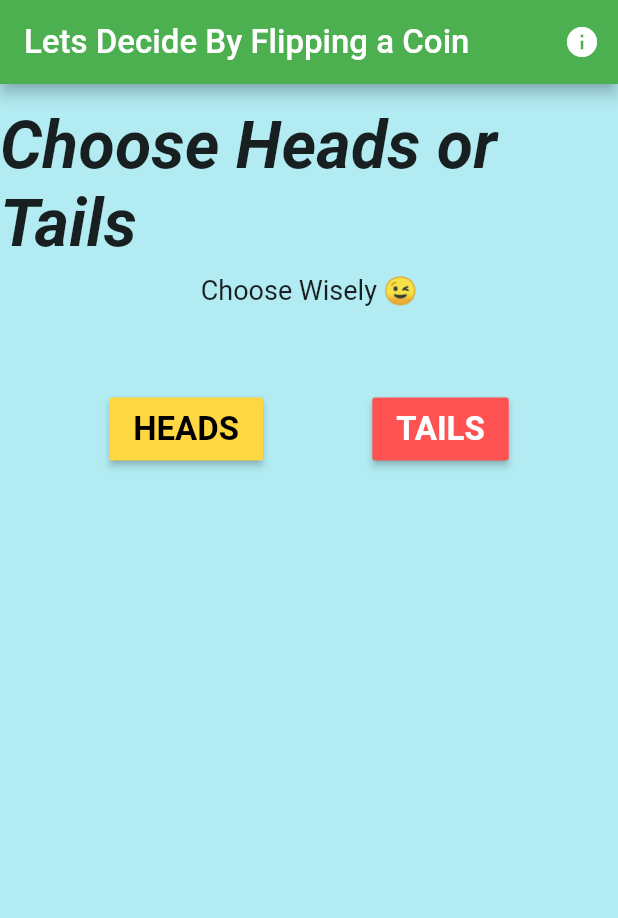
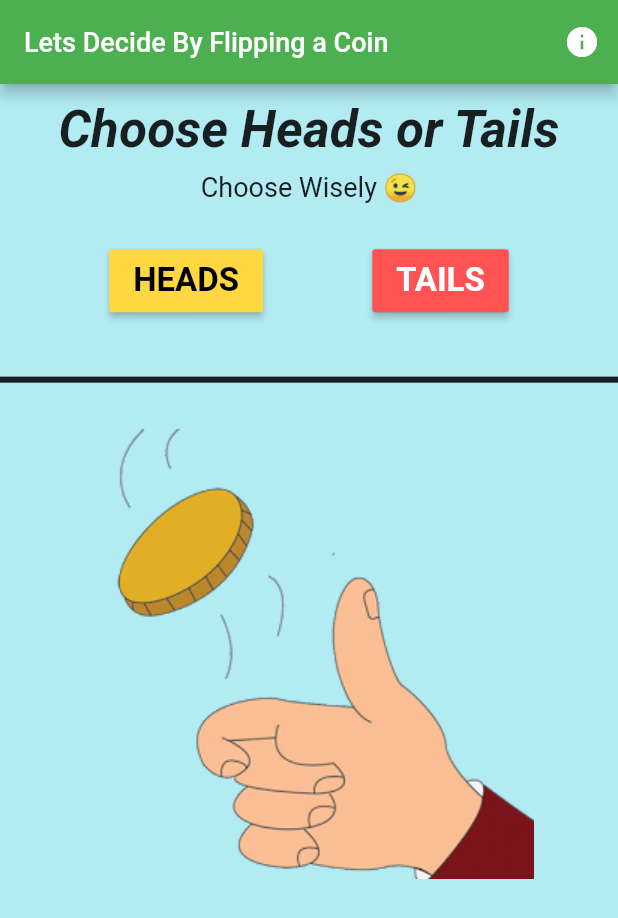
Before and after one commit to devansh03/TossApp, a Flutter app: the screen it shows after launch, on a phone screen of 412 x 824 dp. Shown: the top 918 px of the screen. Run offline on Flutter 3.47's test engine with Material 2 defaults, Android fonts, the phone set to English and light mode, and no system bars.

Commit message:
Ready for Release

```diff
--- a/lib/main.dart
+++ b/lib/main.dart
@@ -1,6 +1,7 @@
 import 'package:flutter/material.dart';
 import 'package:flutter/rendering.dart';
 import 'about_me.dart';
+import 'dart:math';
 
 void main() => runApp(MyApp());
 
@@ -24,14 +25,21 @@ class MyHomePage extends StatefulWidget {
 }
 
 class _MyHomePageState extends State<MyHomePage> {
+  // List _buttonPressed = [0, 1, 2];
+  int _toCheckButtonPressed = 0;
+  final _random = new Random();
+  int next(int min, int max) => min + _random.nextInt(max - min);
+  int _answer = 5;
 
-  bool _buttonPressed;
   @override
   Widget build(BuildContext context) {
     return Scaffold(
       appBar: AppBar(
         backgroundColor: Colors.green,
-        title: Text(widget.title,style: TextStyle(fontSize: 22.0),),
+        title: Text(
+          widget.title,
+          style: TextStyle(fontSize: 18.0),
+        ),
         actions: <Widget>[
           new IconButton(
               icon: Icon(Icons.info),
@@ -44,13 +52,31 @@ class _MyHomePageState extends State<MyHomePage> {
       ),
       body: Container(
         color: Colors.cyan.shade100,
-        child: Column(
+        child: ListView(
           children: <Widget>[
-              SizedBox(height: 15.0,),
-              Text("Choose Heads or Tails",style: TextStyle(fontSize: 44.0, fontWeight: FontWeight.w600, fontStyle: FontStyle.italic),),
+            SizedBox(
+              height: 0.1,
+            ),
+            Column(
+              children: <Widget>[
+                SizedBox(
+                  height: 10.0,
+                ),
+                Text(
+                  "Choose Heads or Tails",
+                  style: TextStyle(
+                      fontSize: 34.0,
+                      fontWeight: FontWeight.w600,
+                      fontStyle: FontStyle.italic),
+                ),
                 SizedBox(height: 8.0),
-              Text("Choose Wisely 😉", style: TextStyle(fontSize: 18.0),),
-              SizedBox(height: 50.0,),
+                Text(
+                  "Choose Wisely 😉",
+                  style: TextStyle(fontSize: 18.0),
+                ),
+                SizedBox(
+                  height: 20.0,
+                ),
                 ButtonBar(
                   alignment: MainAxisAlignment.spaceEvenly,
                   children: <Widget>[
@@ -58,22 +84,126 @@ class _MyHomePageState extends State<MyHomePage> {
                       color: Colors.amberAccent,
                       child: Padding(
                         padding: const EdgeInsets.all(8.0),
-                      child: Text("HEADS",style: TextStyle(fontWeight: FontWeight.bold,fontSize: 22.0),),
+                        child: Text(
+                          "HEADS",
+                          style: TextStyle(
+                              fontWeight: FontWeight.bold, fontSize: 22.0),
                         ),
-                    onPressed: (){
-                      _buttonPressed = false;
-
+                      ),
+                      onPressed: () {
+                        setState(() {
+                          _toCheckButtonPressed = 1;
+                          _answer = next(1, 3);
+                          debugPrint("${_toCheckButtonPressed}");
+                        });
                       },
                     ),
                     RaisedButton(
                       color: Colors.redAccent,
                       child: Padding(
                         padding: const EdgeInsets.all(8.0),
-                      child: Text("TAILS",style: TextStyle(fontWeight: FontWeight.bold,fontSize: 22.0),),
+                        child: Text(
+                          "TAILS",
+                          style: TextStyle(
+                              fontWeight: FontWeight.bold, fontSize: 22.0),
                         ),
-                    onPressed: (){
-                      _buttonPressed = true;
+                      ),
+                      onPressed: () {
+                        setState(() {
+                          _toCheckButtonPressed = 2;
+                          _answer = next(1, 3);
+                          debugPrint("${_toCheckButtonPressed}");
+                        });
                       },
+                    ),
+                  ],
+                ),
+                SizedBox(height: 10.0),
+                if (_toCheckButtonPressed == 1)
+                  Text(
+                    "YOU CHOSE HEADS...",
+                    style: TextStyle(
+                        fontSize: 24.0,
+                        fontWeight: FontWeight.w600,
+                        fontStyle: FontStyle.italic),
+                  )
+                else if (_toCheckButtonPressed == 2)
+                  Text(
+                    "YOU CHOSE TAILS...",
+                    style: TextStyle(
+                        fontSize: 24.0,
+                        fontWeight: FontWeight.w600,
+                        fontStyle: FontStyle.italic),
+                  )
+                else
+                  Text(""),
+                Divider(
+                  thickness: 4.0,
+                  color: Colors.black87,
+                ),
+                SizedBox(
+                  height: 10.0,
+                ),
+                if (_toCheckButtonPressed == 1 || _toCheckButtonPressed == 2)
+                  if (_answer == 1)
+                    Text(
+                      "THE RESULT OF THE TOSS IS HEADS",
+                      style: TextStyle(
+                          fontSize: 20.0,
+                          fontWeight: FontWeight.bold,
+                          fontStyle: FontStyle.italic),
+                    )
+                  else if (_answer == 2)
+                    Text(
+                      "THE RESULT OF THE TOSS IS TAILS",
+                      style: TextStyle(
+                          fontSize: 20.0,
+                          fontWeight: FontWeight.bold,
+                          fontStyle: FontStyle.italic),
+                    )
+                  else
+                    Text(""),
+                SizedBox(
+                  height: 15.0,
+                ),
+                if (_answer == 1)
+                  Image.asset("images/heads_image.jpeg")
+                else if (_answer == 2)
+                  Image.asset("images/tails_image.jpeg")
+                else if (_answer == 5)
+                  Image.asset("images/toss_image.png")
+                else
+                  Text(""),
+                SizedBox(
+                  height: 15.0,
+                ),
+                if (_answer == _toCheckButtonPressed)
+                  Text(
+                    "YOU WIN 😎",
+                    style: TextStyle(
+                        fontSize: 54.0,
+                        fontWeight: FontWeight.w900,
+                        fontStyle: FontStyle.italic),
+                  )
+                else if (_answer != _toCheckButtonPressed &&
+                    _answer > 0 &&
+                    _answer < 3 &&
+                    _toCheckButtonPressed > 0 &&
+                    _toCheckButtonPressed < 3)
+                  Text(
+                    "YOU LOSE 😓",
+                    style: TextStyle(
+                        fontSize: 54.0,
+                        fontWeight: FontWeight.w900,
+                        fontStyle: FontStyle.italic),
+                  )
+                else
+                  Text(
+                    "",
+                    style: TextStyle(
+                        fontSize: 54.0,
+                        fontWeight: FontWeight.w900,
+                        fontStyle: FontStyle.italic),
                   ),
               ],
             ),
--- a/pubspec.yaml
+++ b/pubspec.yaml
@@ -33,7 +33,7 @@ dev_dependencies:
 flutter_icons:
   android: "launcher_icon"
   ios: true
-  image_path: "images/toss_image.png"
+  image_path: "images/icon_for_app.png"
 
 
 # For information on the generic Dart part of this file, see the
@@ -49,7 +49,7 @@ flutter:
 
   # To add assets to your application, add an assets section, like this:
   assets:
-    - images/Heads_Image.jpg
+    - images/heads_image.jpeg
     - images/tails_image.jpeg
     - images/toss_image.png
     - images/github.png
```
Also changed, not shown: lib/extra_to_check.dart (added, +35 -0 lines), images/Heads_Image.jpg (deleted), images/heads_image.jpeg (added), images/icon_for_app.png (added), 27 other files. Lines whose indentation alone changed are shown as unchanged.
